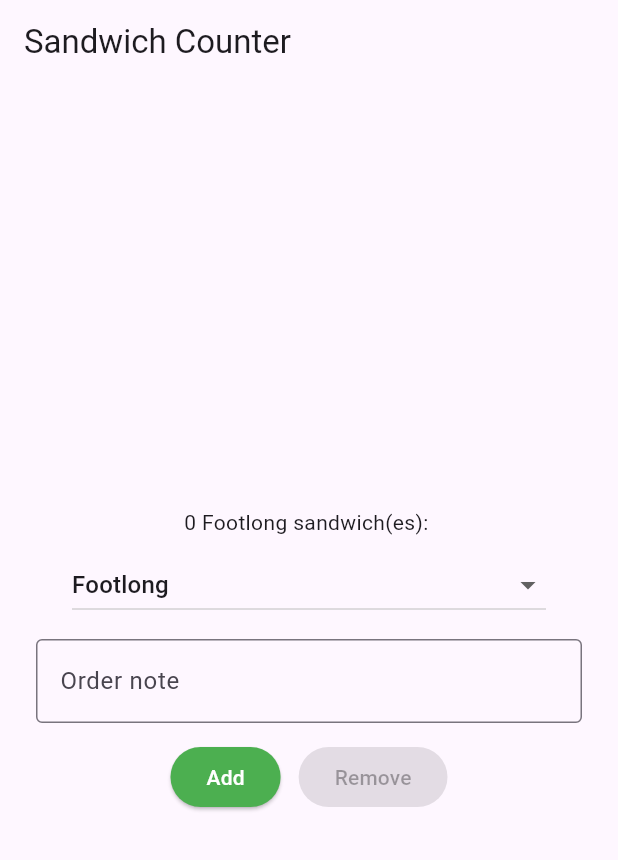
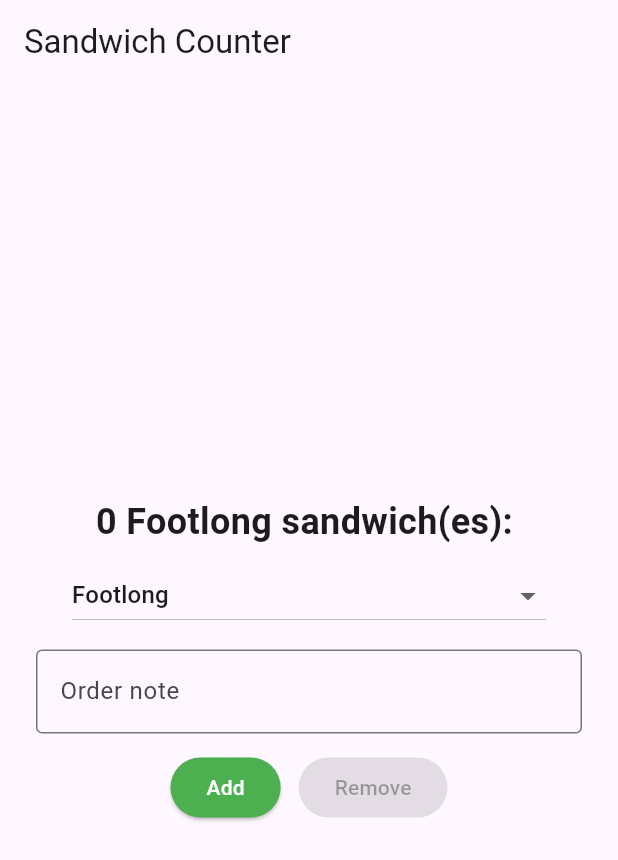
Before and after one commit to Ghaith05/sandwich_shop_lastone, a Flutter app: the screen it shows after launch, on a phone screen of 412 x 824 dp. Shown: the top 860 px of the screen. Run offline on Flutter 3.47's test engine with Material 3 defaults, Android fonts, the phone set to English and light mode, and no system bars.

Commit message:
Restructure folder into views, view_models, and repositories, Add app_styles.dart for managing styles, Update main.dart to use app_styles.dart

```diff
--- a/lib/main.dart
+++ b/lib/main.dart
@@ -1,4 +1,5 @@
 import 'package:flutter/material.dart';
+import 'views/app_styles.dart';
 
 void main() {
   runApp(const App());
@@ -147,7 +148,10 @@ class OrderItemDisplay extends StatelessWidget {
 
   @override
   Widget build(BuildContext context) {
-    return Text('$quantity $itemType sandwich(es): ${'🥪' * quantity}');
+    return Text(
+      '$quantity $itemType sandwich(es): ${'🥪' * quantity}',
+      style: heading1,
+    );
   }
 }
 
--- /dev/null
+++ b/lib/views/app_styles.dart
@@ -0,0 +1,10 @@
+import 'package:flutter/material.dart';
+
+const TextStyle normalText = TextStyle(
+  fontSize: 16,
+);
+
+const heading1 = TextStyle(
+  fontSize: 24,
+  fontWeight: FontWeight.bold,
+);
```
